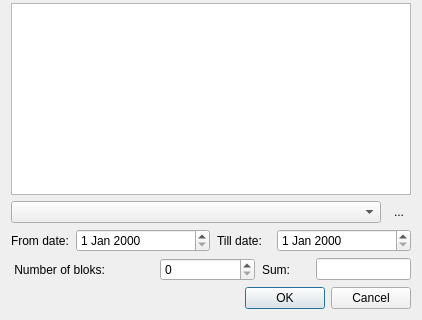
This is bookingdialog.ui in lamouski/TCN as Qt 5 draws it before an edit; both pictures show x 0 to 422 and y 254 to 574 of the 422 by 574 pixel window. The edited form follows.
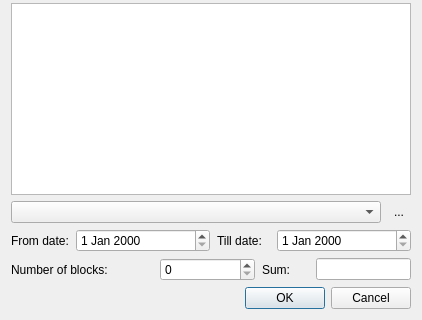
This is the edited form.

Commit message: changing of the booking and cancellation of the block booking is added

What changed in the file:
```diff
--- a/bookingdialog.ui
+++ b/bookingdialog.ui
@@ -149,7 +149,7 @@
       <item>
        <widget class="QLabel" name="label_3">
         <property name="text">
-         <string> Number of bloks:</string>
+         <string>Number of blocks:</string>
         </property>
        </widget>
       </item>
```
Left out of the diff: 2 changed lines with no effect on the pictures. The commit also changes 11 other files.
